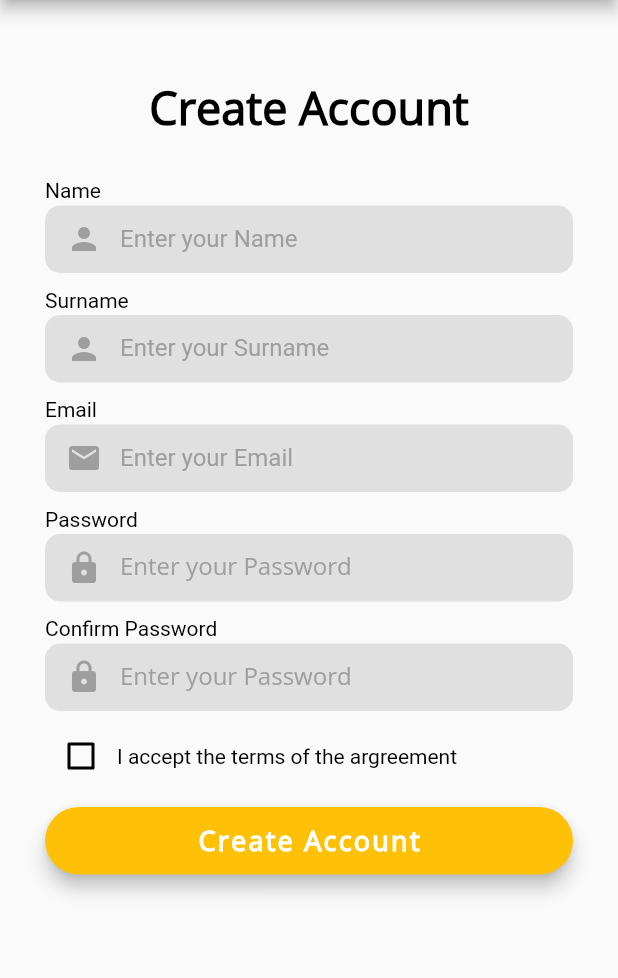
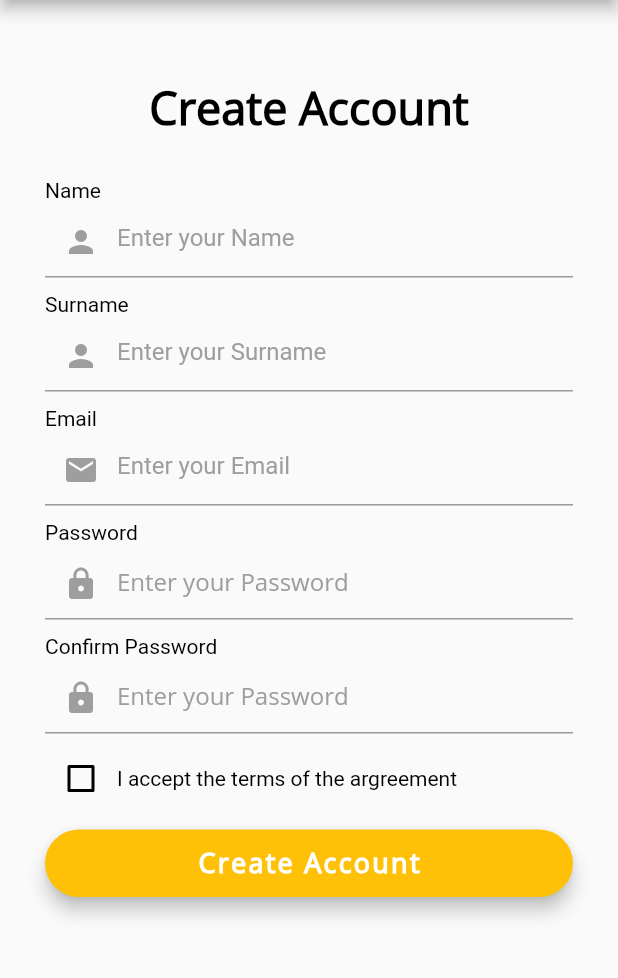
Before and after one commit to MrDenine/non-Helmet_detection_Mobile_Fortest, a Flutter app: the CreateAccount screen opened by its route, on a phone screen of 412 x 824 dp, the part 84-1062 px from its top. Run offline on Flutter 3.47's test engine with Material 2 defaults, Android fonts, the phone set to English and light mode, and no system bars; our stand-ins replace camera, firebase_auth, firebase_core, fluttertoast, form_field_validator, image_picker; missing offline and left inert: tflite; accounts and stored records are empty.

```diff
--- a/lib/create-new-account.dart
+++ b/lib/create-new-account.dart
@@ -24,6 +24,7 @@ class _CreateAccountState extends State<CreateAccount> {
     //PatternValidator(r'(?=.*?[#?!@$%^&*-])',errorText: 'passwords must have at least one special character') รหัสต้องใช้ตัวอักษรพิเศษ
   ]);
   String password;
+
   Widget _buildName() {
     return Column(
       crossAxisAlignment: CrossAxisAlignment.start,
@@ -34,16 +35,6 @@ class _CreateAccountState extends State<CreateAccount> {
         ),
         SizedBox(height: 2.0),
         Container(
-          alignment: Alignment.centerLeft,
-          decoration: BoxDecoration(
-            color: Colors.grey[300],
-            border: Border.all(
-              color: Colors.grey[300],
-              width: 2,
-            ),
-            borderRadius: BorderRadius.circular(10),
-          ),
-          height: 45.0,
           child: TextFormField(
             validator: RequiredValidator(errorText: "this field is required"),
             keyboardType: TextInputType.emailAddress,
@@ -52,8 +43,6 @@ class _CreateAccountState extends State<CreateAccount> {
               // fontFamily: 'OpenSans',
             ),
             decoration: InputDecoration(
-              border: InputBorder.none,
-              contentPadding: EdgeInsets.only(top: 7.0),
               prefixIcon: Icon(
                 Icons.person,
                 color: Colors.grey,
@@ -80,16 +69,6 @@ class _CreateAccountState extends State<CreateAccount> {
         ),
         SizedBox(height: 2.0),
         Container(
-          alignment: Alignment.centerLeft,
-          decoration: BoxDecoration(
-            color: Colors.grey[300],
-            border: Border.all(
-              color: Colors.grey[300],
-              width: 2,
-            ),
-            borderRadius: BorderRadius.circular(10),
-          ),
-          height: 45.0,
           child: TextFormField(
             validator: RequiredValidator(errorText: "this field is required"),
             keyboardType: TextInputType.emailAddress,
@@ -98,8 +77,6 @@ class _CreateAccountState extends State<CreateAccount> {
               // fontFamily: 'OpenSans',
             ),
             decoration: InputDecoration(
-              border: InputBorder.none,
-              contentPadding: EdgeInsets.only(top: 7.0),
               prefixIcon: Icon(
                 Icons.person,
                 color: Colors.grey,
@@ -126,16 +103,6 @@ class _CreateAccountState extends State<CreateAccount> {
         ),
         SizedBox(height: 2.0),
         Container(
-          alignment: Alignment.centerLeft,
-          decoration: BoxDecoration(
-            color: Colors.grey[300],
-            border: Border.all(
-              color: Colors.grey[300],
-              width: 2,
-            ),
-            borderRadius: BorderRadius.circular(10),
-          ),
-          height: 45.0,
           child: TextFormField(
             validator: MultiValidator([
               RequiredValidator(errorText: "this field is required"),
@@ -146,8 +113,6 @@ class _CreateAccountState extends State<CreateAccount> {
               // fontFamily: 'OpenSans',
             ),
             decoration: InputDecoration(
-              border: InputBorder.none,
-              contentPadding: EdgeInsets.only(top: 7.0),
               prefixIcon: Icon(
                 Icons.email,
                 color: Colors.grey,
@@ -175,16 +140,6 @@ class _CreateAccountState extends State<CreateAccount> {
         ),
         SizedBox(height: 2.0),
         Container(
-          alignment: Alignment.centerLeft,
-          decoration: BoxDecoration(
-            color: Colors.grey[300],
-            border: Border.all(
-              color: Colors.grey[300],
-              width: 2,
-            ),
-            borderRadius: BorderRadius.circular(10),
-          ),
-          height: 45.0,
           child: TextFormField(
             onChanged: (val) => password = val,
             validator: passwordValidator,
@@ -193,8 +148,6 @@ class _CreateAccountState extends State<CreateAccount> {
               fontFamily: 'OpenSans',
             ),
             decoration: InputDecoration(
-              border: InputBorder.none,
-              contentPadding: EdgeInsets.only(top: 5.0),
               prefixIcon: Icon(
                 Icons.lock,
                 color: Colors.grey,
@@ -222,16 +175,6 @@ class _CreateAccountState extends State<CreateAccount> {
         ),
         SizedBox(height: 2.0),
         Container(
-          alignment: Alignment.centerLeft,
-          decoration: BoxDecoration(
-            color: Colors.grey[300],
-            border: Border.all(
-              color: Colors.grey[300],
-              width: 2,
-            ),
-            borderRadius: BorderRadius.circular(10),
-          ),
-          height: 45.0,
           child: TextFormField(
             obscureText: true,
             validator: (val) =>
@@ -242,8 +185,6 @@ class _CreateAccountState extends State<CreateAccount> {
               fontFamily: 'OpenSans',
             ),
             decoration: InputDecoration(
-              border: InputBorder.none,
-              contentPadding: EdgeInsets.only(top: 5.0),
               prefixIcon: Icon(
                 Icons.lock,
                 color: Colors.grey,
--- a/lib/main.dart
+++ b/lib/main.dart
@@ -1,4 +1,5 @@
 import 'package:camera/camera.dart';
+import 'package:firebase_core/firebase_core.dart';
 import 'package:flutter/material.dart';
 import 'package:helmet_detection_app/HomeScreen.dart';
 import 'package:helmet_detection_app/settings.dart';
@@ -11,6 +12,7 @@ List<CameraDescription> cameras;
 
 Future<Null> main() async {
   WidgetsFlutterBinding.ensureInitialized();
+  Firebase.initializeApp();
   try {
     cameras = await availableCameras();
   } on CameraException catch (e) {
@@ -29,9 +31,9 @@ class MainScreen extends StatelessWidget {
         '/': (context) => LoginScreen(),
         '/two': (context) => CreateAccount(),
         '/three': (context) => Menu(),
-        '/four': (context) => Settings(),
+        '/four': (context) => SettingsScreen(),
       },
-      //home: LoginScreen(),
+      // home: SettingsScreen(),
     );
   }
 }
```
Also changed, not shown: lib/login.dart (+0 -24 lines), lib/settings.dart (+83 -43 lines).
